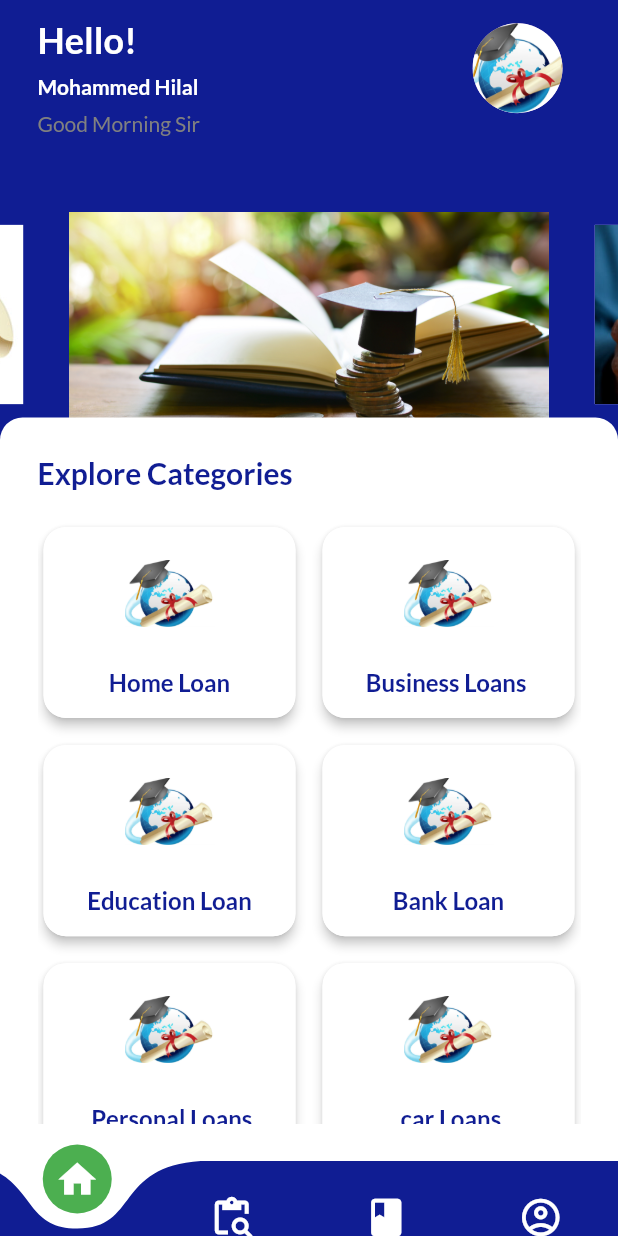
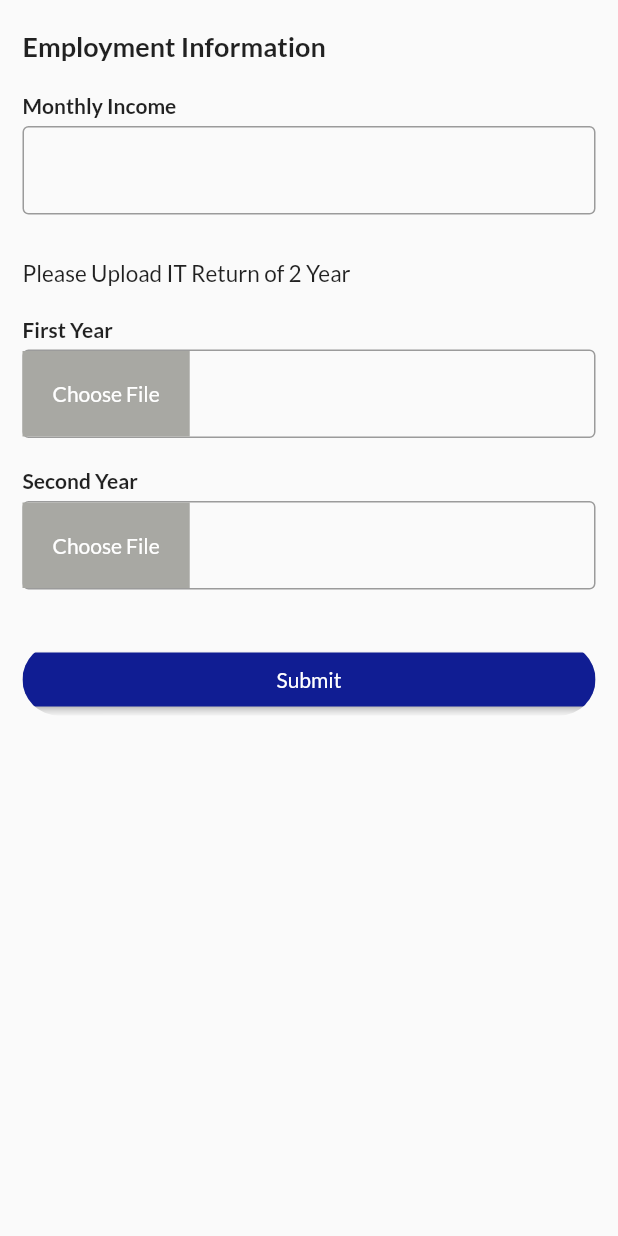
Before and after one commit to Sadiya321/finkin_credential, a Flutter app: the screen it shows after launch, on a phone screen of 412 x 824 dp. Run offline on Flutter 3.47's test engine with Material 2 defaults, Android fonts, the light colour scheme and no system bars; drawn by our look-alikes of carousel_slider, curved_navigation_bar; our stand-ins replace country_picker, flutter_svg, google_fonts, image_picker, pinput, smooth_page_indicator.

Commit message:
9/11update sad

```diff
--- a/lib/pages/home_screen/home_screen.dart
+++ b/lib/pages/home_screen/home_screen.dart
@@ -1,6 +1,5 @@
 import 'package:carousel_slider/carousel_slider.dart';
 import 'package:finkin_credential/models/loan_model/grid_model/grid_model.dart';
-import 'package:finkin_credential/pages/home_screen/account_screen.dart';
 import 'package:finkin_credential/pages/loan_information/loan_form.dart';
 import 'package:finkin_credential/res/app_color/app_color.dart';
 import 'package:flutter/material.dart';
@@ -98,7 +97,7 @@ class _HomeScreenState extends State<HomeScreen> {
             ),
             Container(
               margin: const EdgeInsets.only(
-                  top: 20, bottom: 0), // Adjust the margin as needed
+                  top: 20, bottom: 0),
               child: CarouselSlider(
                 options: CarouselOptions(
                   aspectRatio: 3.0,
--- /dev/null
+++ b/lib/pages/loan_information/employment_form.dart
@@ -0,0 +1,212 @@
+import 'dart:io';
+import 'package:finkin_credential/res/app_color/app_color.dart';
+import 'package:flutter/material.dart';
+import 'package:image_picker/image_picker.dart';
+
+class EmploymentForm extends StatefulWidget {
+  const EmploymentForm({Key? key}) : super(key: key);
+
+  @override
+  State<EmploymentForm> createState() => _EmploymentFormState();
+}
+
+class _EmploymentFormState extends State<EmploymentForm> {
+  bool isPhoneNumberVerified = false;
+  XFile? _pickedFile;
+  XFile? _pickedFile2;
+
+  @override
+  Widget build(BuildContext context) {
+    return SafeArea(
+      child: Scaffold(
+        body: SingleChildScrollView(
+          child: Padding(
+            padding:
+                const EdgeInsets.symmetric(horizontal: 15.0, vertical: 20.0),
+            child: Column(
+              crossAxisAlignment: CrossAxisAlignment.start,
+              children: [
+                _buildSectionTitle('Employment Information'),
+                const SizedBox(height: 20),
+                const LabeledTextField(
+                  label: 'Monthly Income',
+                ),
+                const SizedBox(height: 20),
+                const Text(
+                  "Please Upload IT Return of 2 Year",
+                  style: TextStyle(fontSize: 15),
+                ),
+                const SizedBox(height: 20),
+                _buildAadharCardUploadSection(),
+                const SizedBox(height: 10),
+                _buildPANCardUploadSection(),
+                const SizedBox(height: 10),
+                _buildEmployeeTypeSection(),
+              ],
+            ),
+          ),
+        ),
+      ),
+    );
+  }
+
+  Widget _buildSectionTitle(String title) {
+    return Text(
+      title,
+      style: const TextStyle(
+        fontSize: 18,
+        fontWeight: FontWeight.bold,
+      ),
+    );
+  }
+
+  Widget _buildAadharCardUploadSection() {
+    return Row(
+      children: [
+        Expanded(
+          child: LabeledTextField(
+            label: 'First Year',
+            suffixWidget: _buildChooseFileButton(_pickedFile, () async {
+              final pickedFile =
+                  await ImagePicker().pickImage(source: ImageSource.gallery);
+              setState(() {
+                _pickedFile = pickedFile;
+              });
+            }),
+          ),
+        ),
+      ],
+    );
+  }
+
+  Widget _buildPANCardUploadSection() {
+    return Row(
+      children: [
+        Expanded(
+          child: LabeledTextField(
+            label: 'Second Year',
+            suffixWidget: _buildChooseFileButton(_pickedFile2, () async {
+              final pickedFile2 =
+                  await ImagePicker().pickImage(source: ImageSource.gallery);
+              setState(() {
+                _pickedFile2 = pickedFile2;
+              });
+            }),
+          ),
+        ),
+      ],
+    );
+  }
+
+  Widget _buildChooseFileButton(XFile? pickedFile, VoidCallback onPressed) {
+    return Row(
+      children: [
+        GestureDetector(
+          onTap: onPressed,
+          child: Container(
+            padding: const EdgeInsets.all(20),
+            color: AppColor.subtext,
+            child: const Text(
+              'Choose File',
+              style: TextStyle(
+                color: AppColor.textLight,
+              ),
+            ),
+          ),
+        ),
+        if (pickedFile != null)
+          Container(
+            margin: const EdgeInsets.all(10),
+            child: Image.file(
+              File(pickedFile.path),
+              height: 40,
+              width: 216,
+            ),
+          ),
+      ],
+    );
+  }
+
+  Widget _buildEmployeeTypeSection() {
+    return Column(
+      crossAxisAlignment: CrossAxisAlignment.start,
+      children: [
+        const SizedBox(width: 20),
+        Row(
+          children: [
+            Expanded(
+              child: GestureDetector(
+                // onTap: () {
+                //   Navigator.pop(
+                //     context,
+                //     MaterialPageRoute(builder: (context) => const EmploymentForm()),
+                //   );
+                // },
+                child: _buildEmployeeTypeButton('Submit', AppColor.primary),
+              ),
+            ),
+            const SizedBox(height: 80),
+          ],
+        ),
+      ],
+    );
+  }
+
+  Widget _buildEmployeeTypeButton(String text, Color color) {
+    return ClipRRect(
+      borderRadius: BorderRadius.circular(200),
+      child: ElevatedButton(
+        onPressed: () {},
+        style: ElevatedButton.styleFrom(
+          primary: color,
+        ),
+        child: Text(text),
+      ),
+    );
+  }
+}
+
+class LabeledTextField extends StatelessWidget {
+  final IconData? icon;
+  final String label;
+  final VoidCallback? onTap;
+  final Widget? suffixWidget;
+  final TextEditingController? controller;
+
+  const LabeledTextField({
+    required this.label,
+    this.onTap,
+    this.icon,
+    this.suffixWidget,
+    this.controller,
+  });
+
+  @override
+  Widget build(BuildContext context) {
+    return Column(
+      crossAxisAlignment: CrossAxisAlignment.start,
+      children: [
+        Text(
+          label,
+          style: const TextStyle(
+            fontWeight: FontWeight.bold,
+          ),
+        ),
+        const SizedBox(height: 5),
+        TextFormField(
+          controller: controller,
+          decoration: InputDecoration(
+            border: const OutlineInputBorder(),
+            suffixIcon: icon != null
+                ? InkWell(
+                    onTap: onTap,
+                    child: Icon(icon),
+                  )
+                : suffixWidget,
+          ),
+        ),
+        const SizedBox(height: 10),
+      ],
+    );
+  }
+}
--- a/lib/pages/loan_information/loan_form.dart
+++ b/lib/pages/loan_information/loan_form.dart
@@ -1,5 +1,6 @@
 import 'dart:io';
 
+import 'package:finkin_credential/pages/loan_information/employment_form.dart';
 import 'package:finkin_credential/res/app_color/app_color.dart';
 import 'package:flutter/material.dart';
 import 'package:image_picker/image_picker.dart';
@@ -38,12 +39,13 @@ class _LoanFormState extends State<LoanForm> {
       child: Scaffold(
         body: SingleChildScrollView(
           child: Padding(
-            padding: const EdgeInsets.symmetric(horizontal: 20.0, vertical: 20.0),
+            padding:
+                const EdgeInsets.symmetric(horizontal: 15.0, vertical: 20.0),
             child: Column(
               crossAxisAlignment: CrossAxisAlignment.start,
               children: [
                 _buildSectionTitle('Personal Information'),
-                const SizedBox(height: 10),
+                const SizedBox(height: 20),
                 const LabeledTextField(
                   label: 'Full Name',
                   hintText: 'Enter full name as per Aadhar card',
@@ -174,7 +176,7 @@ class _LoanFormState extends State<LoanForm> {
   }
 
   Widget _buildPinCodeAndNationalitySection() {
-    return Row(
+    return const Row(
       children: [
         Expanded(
           child: LabeledTextField(
@@ -182,7 +184,7 @@ class _LoanFormState extends State<LoanForm> {
             hintText: 'Enter your pin code',
           ),
         ),
-        const SizedBox(width: 10),
+        SizedBox(width: 10),
         Expanded(
           child: LabeledTextField(
             label: 'Nationality',
@@ -200,7 +202,8 @@ class _LoanFormState extends State<LoanForm> {
           child: LabeledTextField(
             label: 'Upload Your Aadhar Card Photo',
             suffixWidget: _buildChooseFileButton(_pickedFile, () async {
-              final pickedFile = await ImagePicker().pickImage(source: ImageSource.gallery);
+              final pickedFile =
+                  await ImagePicker().pickImage(source: ImageSource.gallery);
               setState(() {
                 _pickedFile = pickedFile;
               });
@@ -218,7 +221,8 @@ class _LoanFormState extends State<LoanForm> {
           child: LabeledTextField(
             label: 'Upload Your PAN Card Photo',
             suffixWidget: _buildChooseFileButton(_pickedFile2, () async {
-              final pickedFile2 = await ImagePicker().pickImage(source: ImageSource.gallery);
+              final pickedFile2 =
+                  await ImagePicker().pickImage(source: ImageSource.gallery);
               setState(() {
                 _pickedFile2 = pickedFile2;
               });
@@ -235,12 +239,12 @@ class _LoanFormState extends State<LoanForm> {
         GestureDetector(
           onTap: onPressed,
           child: Container(
-            padding: const EdgeInsets.all(15),
-            color: Colors.grey.shade200,
-            child: Text(
+            padding: const EdgeInsets.all(20),
+            color: AppColor.subtext,
+            child: const Text(
               'Choose File',
               style: TextStyle(
-                color: Colors.grey.shade700,
+                color: AppColor.textLight,
               ),
             ),
           ),
@@ -250,7 +254,8 @@ class _LoanFormState extends State<LoanForm> {
             margin: const EdgeInsets.all(10),
             child: Image.file(
               File(pickedFile.path),
-              height: 50,
+              height: 40,
+              width: 216,
             ),
           ),
       ],
@@ -268,12 +273,31 @@ class _LoanFormState extends State<LoanForm> {
         Row(
           children: [
             Expanded(
-              child: _buildEmployeeTypeButton('Self Employed', AppColor.primary),
+              child: GestureDetector(
+                onTap: () {
+                  Navigator.push(
+                    context,
+                    MaterialPageRoute(builder: (context) => const EmploymentForm()),
+                  );
+                },
+                child:
+                    _buildEmployeeTypeButton('Self Employed', AppColor.primary),
+              ),
             ),
-            const SizedBox(width: 10),
+            const SizedBox(width: 40),
             Expanded(
-              child: _buildEmployeeTypeButton('Company Worker', AppColor.primary),
+              child: GestureDetector(
+                // onTap: () {
+                //   Navigator.push(
+                //     context,
+                //     MaterialPageRoute(builder: (context) => const EmploymentForm()),
+                //   );
+                // },
+                child: _buildEmployeeTypeButton(
+                    'Company Worker', AppColor.primary),
+              ),
             ),
+            const SizedBox(height: 80),
           ],
         ),
       ],
@@ -322,12 +346,12 @@ class LabeledTextField extends StatelessWidget {
             fontWeight: FontWeight.bold,
           ),
         ),
-        SizedBox(height: 5),
+        const SizedBox(height: 5),
         TextFormField(
           controller: controller,
           decoration: InputDecoration(
             hintText: hintText,
-            border: OutlineInputBorder(),
+            border: const OutlineInputBorder(),
             suffixIcon: icon != null
                 ? InkWell(
                     onTap: onTap,
--- a/lib/res/app_color/app_color.dart
+++ b/lib/res/app_color/app_color.dart
@@ -6,5 +6,6 @@ class AppColor{
   static const Color textLight = Color(0xFFFFFFFF);
   static const Color textPrimary = Color(0xFF000000);
   static const Color textdivider = Color(0xFF808080);
+  static const Color subtext = Color(0xFFA8A8A3);
   static const Color icon = Color(0xFF4CAF50);
 }
--- a/lib/utils/routes.dart
+++ b/lib/utils/routes.dart
@@ -2,6 +2,7 @@ import 'package:finkin_credential/pages/agent_screen/agent.dart';
 import 'package:finkin_credential/pages/agent_screen/agent_form.dart';
 import 'package:finkin_credential/pages/home_screen/bottom_nav.dart';
 import 'package:finkin_credential/pages/home_screen/home_screen.dart';
+import 'package:finkin_credential/pages/loan_information/employment_form.dart';
 import 'package:finkin_credential/pages/loan_information/loan_form.dart';
 import 'package:finkin_credential/pages/verification_screen/verification_screen.dart';
 import 'package:finkin_credential/welcome_carousal/page1.dart';
@@ -22,12 +23,15 @@ class MyRoutes {
   static String navBAr = "/BottomNavBar";
   static String home = "/HomeScreen";
   static String loanform = "/LoanForm";
+   static String employmentform = "/EmploymentForm";
 
   static Route<dynamic> generateRoute(RouteSettings settings) {
     final args = settings.arguments;
     switch (settings.name) {
       case '/genotp':
         return MaterialPageRoute(builder: (context) => const LoginScreen());
+          case '/employmentform':
+        return MaterialPageRoute(builder: (context) => const EmploymentForm());
       case '/page1':
         return MaterialPageRoute(builder: (context) => const Page1());
 
@@ -51,7 +55,7 @@ class MyRoutes {
       case '/loanform':
         return MaterialPageRoute(builder: (context) => const LoanForm());
       default:
-        return MaterialPageRoute(builder: (context) => const BottomNavBar());
+        return MaterialPageRoute(builder: (context) => const EmploymentForm());
     }
   }
 }
```
